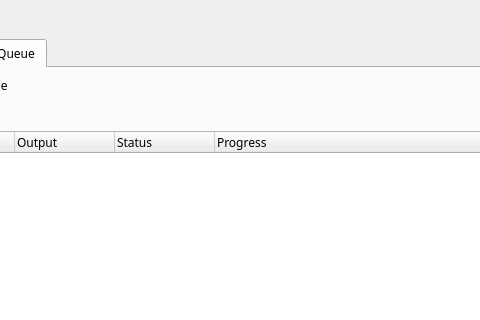
First picture: the form in app/gui_qt/ui/main_window.ui, repository plexlevi/FFBuilder, before the edit; both pictures show x 491 to 971 and y 0 to 320 of the 1107 by 866 pixel window.
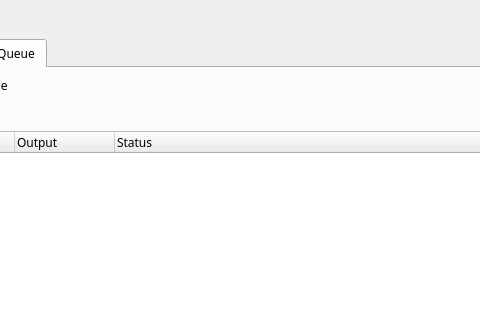
Second picture: the form after the edit. Icons and pictures are not drawn.

Commit message: Remove progress column from queue view

Patch:
```diff
--- a/app/gui_qt/ui/main_window.ui
+++ b/app/gui_qt/ui/main_window.ui
@@ -579,11 +579,6 @@
                     <string>Status</string>
                    </property>
                   </column>
-                  <column>
-                   <property name="text">
-                    <string>Progress</string>
-                   </property>
-                  </column>
                  </widget>
                 </item>
                 <item>
```
The commit also changes 5 other files.
